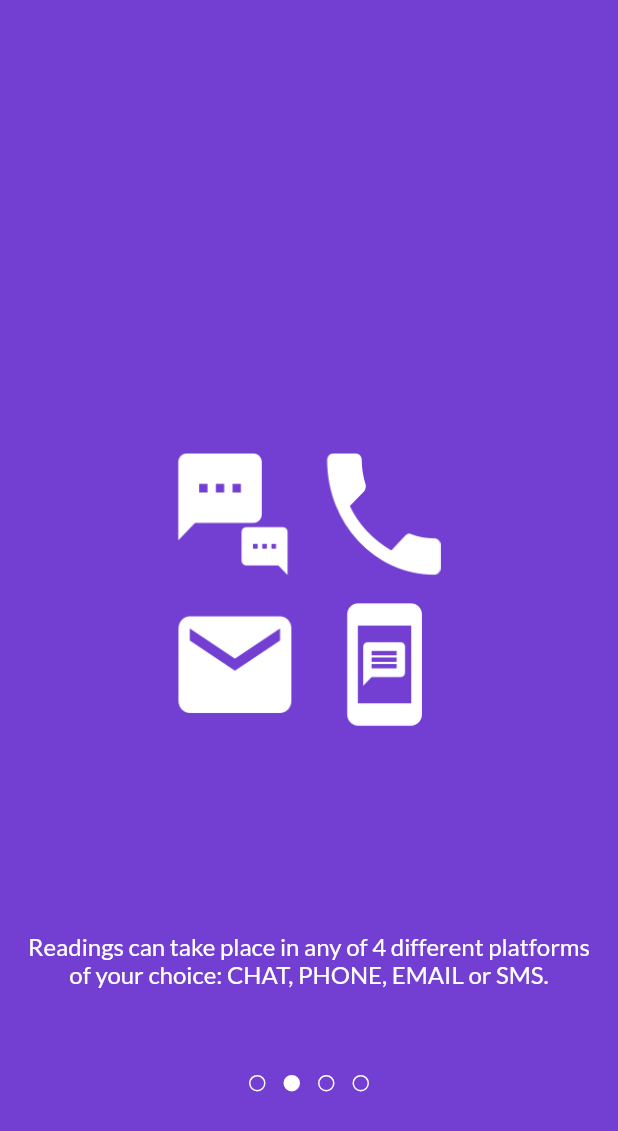
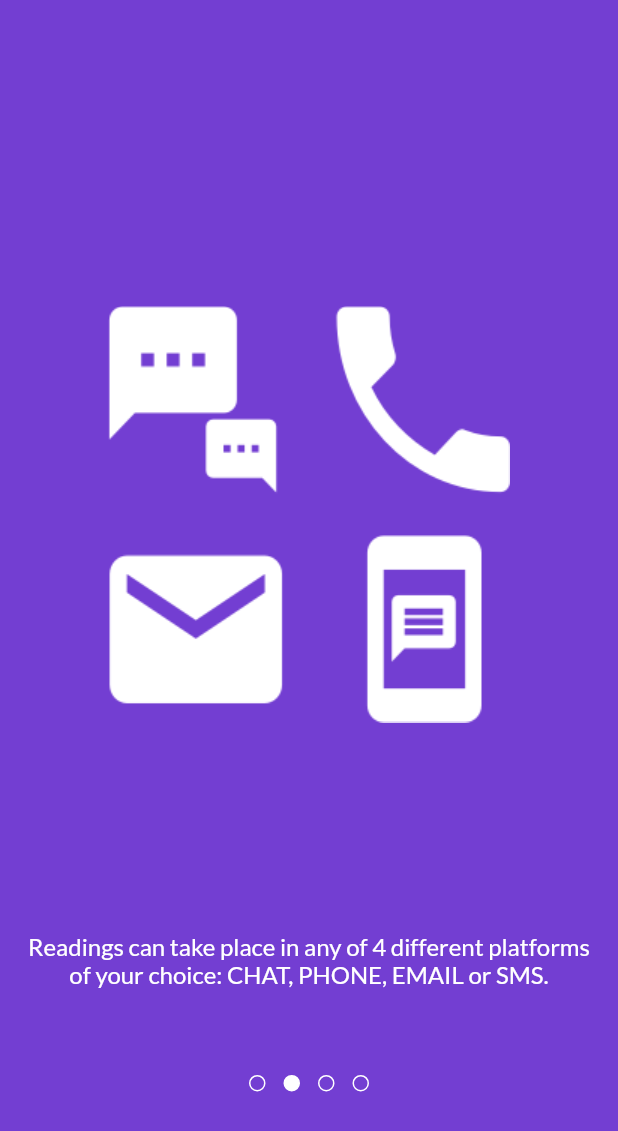
Before and after one commit to vientn1998/test_a_psy, a Flutter app: the screen it shows after launch, swiped to page 2, on a phone screen of 412 x 824 dp. Shown: the top 1131 px of the screen. Run offline on Flutter 3.47's test engine with Material 2 defaults, Android fonts, the phone set to English and light mode, and no system bars; drawn by our look-alikes of dots_indicator; our stand-ins replace after_layout, dio, get, get_it, pin_code_fields, shared_preferences.

Commit message:
- Doing UI.

```diff
--- a/lib/app/import_file_common.dart
+++ b/lib/app/import_file_common.dart
@@ -2,4 +2,5 @@ export '../constant/app_color.dart';
 export '../constant/app_dimen.dart';
 export '../constant/app_font.dart';
 export '../constant/app_theme.dart';
+export '../constant/app_image.dart';
 export '../widgets/app_bar.dart';
--- /dev/null
+++ b/lib/constant/app_constant.dart
@@ -0,0 +1,13 @@
+
+class AppConstant {
+
+  static final AppConstant _appConstant = AppConstant._internal();
+
+  factory AppConstant() {
+    return _appConstant;
+  }
+
+  AppConstant._internal();
+
+  bool isFlatFormAndroid = false;
+}
--- /dev/null
+++ b/lib/constant/app_image.dart
@@ -0,0 +1,19 @@
+class AppImage {
+
+  static final AppImage _appConstant = AppImage._internal();
+
+  factory AppImage() {
+    return _appConstant;
+  }
+
+  AppImage._internal();
+
+  static const String image1 = 'image1';
+  static const String image2 = 'image2';
+  static const String image3 = 'image3';
+  static const String image4 = 'image4';
+  static const String background_welcome = 'background_welcome';
+  static const String fb_btn = 'fb_btn';
+  static const String avatar_default = 'avatar_default';
+  static const String air_balloon = 'air_balloon';
+}
--- a/lib/main.dart
+++ b/lib/main.dart
@@ -1,3 +1,5 @@
+import 'dart:io';
+
 import 'package:flutter/material.dart';
 import 'package:flutter/services.dart';
 import 'package:flutter_localizations/flutter_localizations.dart';
@@ -7,6 +9,7 @@ import 'package:shapee_project/app/app_routes.dart';
 import 'package:shapee_project/app/constants_enviroment.dart';
 import 'package:shapee_project/app/get_it.dart';
 import 'package:shapee_project/constant/app_color.dart';
+import 'package:shapee_project/constant/app_constant.dart';
 import 'package:shapee_project/constant/app_theme.dart';
 import 'package:shapee_project/localization/app_localization.dart';
 import 'package:shapee_project/providers/account/account_provider.dart';
@@ -34,6 +37,12 @@ class _MyAppState extends State<MyApp> {
     setState(() {
       _locale = locale;
     });
+  }
+
+  @override
+  void initState() {
+    super.initState();
+    AppConstant().isFlatFormAndroid = Platform.isAndroid;
   }
 
   @override
--- a/lib/screens/account/congratulation/congratulation_screen.dart
+++ b/lib/screens/account/congratulation/congratulation_screen.dart
@@ -22,7 +22,7 @@ class _CongratulationScreenState extends State<CongratulationScreen> {
               mainAxisSize: MainAxisSize.max,
               children: [
                 SizedBox(height: sizeDevice.height / 11,),
-                Image.asset(StringUtils.getUrlAssets('air_balloon'), width: sizeDevice.width - 32, height: sizeDevice.height / 3.4, fit: BoxFit.fill,),
+                Image.asset(StringUtils.getUrlAssets(AppImage.air_balloon), width: sizeDevice.width - 32, height: sizeDevice.height / 3.4, fit: BoxFit.fill,),
                 Expanded(child:Column(
 
                   children: [
--- a/lib/screens/account/introduction/IntroScreen.dart
+++ b/lib/screens/account/introduction/IntroScreen.dart
@@ -5,6 +5,7 @@ import 'package:flutter/services.dart';
 import 'package:get/get.dart';
 import 'package:shapee_project/constant/app_color.dart';
 import 'package:shapee_project/constant/app_dimen.dart';
+import 'package:shapee_project/constant/app_image.dart';
 import 'package:shapee_project/constant/app_theme.dart';
 import 'package:shapee_project/models/keyvalue_obj.dart';
 import 'package:shapee_project/screens/account/welcome/welcome_screen.dart';
@@ -29,7 +30,7 @@ class _IntroScreenState extends State<IntroScreen> with AfterLayoutMixin{
     slides.add(
       new KeyValueObj(
         value: 'Test a Psychic’s intuitive “testing” platform allows both Clients & Reader/Advisors to interact with each other in order to test the Reader’s abilities.',
-        pathImage: StringUtils.getUrlAssets("image1"),
+        pathImage: StringUtils.getUrlAssets(AppImage.image1),
         height: 189,
         width: 284
       ),
@@ -37,15 +38,15 @@ class _IntroScreenState extends State<IntroScreen> with AfterLayoutMixin{
     slides.add(
       new KeyValueObj(
           value: 'Readings can take place in any of 4 different platforms of your choice: CHAT, PHONE, EMAIL or SMS.',
-          pathImage: StringUtils.getUrlAssets("image2"),
-          height: 182,
+          pathImage: StringUtils.getUrlAssets(AppImage.image2),
+          height: 282,
           width: 275
       ),
     );
     slides.add(
       new KeyValueObj(
           value: 'Test a Psychic’s intuitive “testing” platform allows both Clients & Reader/Advisors to interact with each other in order to test the Reader’s abilities.',
-          pathImage: StringUtils.getUrlAssets("image3"),
+          pathImage: StringUtils.getUrlAssets(AppImage.image3),
           height: 312,
           width: 312
       ),
@@ -53,7 +54,7 @@ class _IntroScreenState extends State<IntroScreen> with AfterLayoutMixin{
     slides.add(
       new KeyValueObj(
           value: 'With a variety of reading methods: Clairvoyance, Tarot, Medium, Astrology, Life Coaching etc.',
-          pathImage: StringUtils.getUrlAssets("image4"),
+          pathImage: StringUtils.getUrlAssets(AppImage.image4),
           height: 232,
           width: 312
       ),
--- a/lib/screens/account/welcome/welcome_screen.dart
+++ b/lib/screens/account/welcome/welcome_screen.dart
@@ -5,6 +5,7 @@ import 'package:get/get.dart';
 import 'package:shapee_project/constant/app_color.dart';
 import 'package:shapee_project/constant/app_dimen.dart';
 import 'package:shapee_project/constant/app_font.dart';
+import 'package:shapee_project/constant/app_image.dart';
 import 'package:shapee_project/constant/app_theme.dart';
 import 'package:shapee_project/screens/account/login/login_screen.dart';
 import 'package:shapee_project/screens/account/register/register_screen.dart';
@@ -20,7 +21,7 @@ class WelcomeScreen extends StatelessWidget{
       body: Stack(
         children: [
           Image.asset(
-            StringUtils.getUrlAssets("background_welcome"),
+            StringUtils.getUrlAssets(AppImage.background_welcome),
             height: double.infinity,
             width: double.infinity,
             fit: BoxFit.fill,
--- a/lib/widgets/button.dart
+++ b/lib/widgets/button.dart
@@ -1,6 +1,7 @@
 import 'package:flutter/material.dart';
 import 'package:shapee_project/constant/app_color.dart';
 import 'package:shapee_project/constant/app_dimen.dart';
+import 'package:shapee_project/constant/app_image.dart';
 import 'package:shapee_project/constant/app_theme.dart';
 import 'package:shapee_project/utils/string_utils.dart';
 
@@ -47,7 +48,7 @@ class ButtonIconCustom extends StatelessWidget {
         child: Row(
           mainAxisAlignment: MainAxisAlignment.center,
           children: [
-            Image.asset(StringUtils.getUrlAssets("fb_btn")),
+            Image.asset(StringUtils.getUrlAssets(AppImage.fb_btn)),
             SizedBox(width: 10,),
             Text(
               title,
```
Also changed, not shown: lib/screens/account/fill_information/widgets/avatar_edit.dart (+7 -4 lines).
